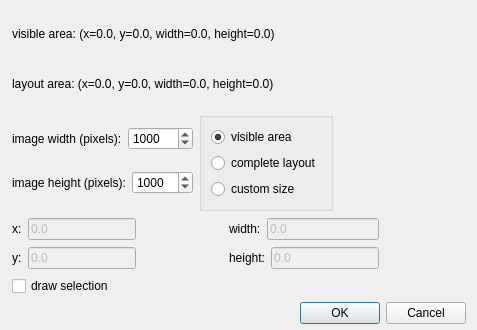
First picture: the form in copasi/layoutUI/CQScreenshotDialog.ui, repository copasi/COPASI, before the edit.
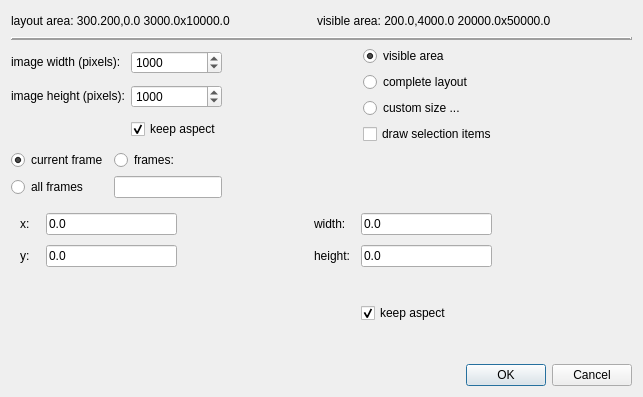
Second picture: the form after the edit.

Commit message:
Improved the screen shot options dialog. Now it has some additional functionality, e.g. to fix the aspect for the image size and the graph area. The mechanism isn't perfect yet, especially if a size becomes 0 while editing. This looses the aspect information.
Additionally theis dialog can not optionally show some input widget to specify
a set of frames to export.
That part isn't used yet and I still have to test it. This will be used when
letting the user make settings for animation screenshots.

```diff
--- a/copasi/layoutUI/CQScreenshotDialog.ui
+++ b/copasi/layoutUI/CQScreenshotDialog.ui
@@ -22,65 +22,119 @@
    <rect>
     <x>0</x>
     <y>0</y>
-    <width>477</width>
-    <height>330</height>
+    <width>643</width>
+    <height>397</height>
    </rect>
   </property>
   <property name="sizePolicy">
-   <sizepolicy hsizetype="Fixed" vsizetype="Fixed">
+   <sizepolicy hsizetype="MinimumExpanding" vsizetype="MinimumExpanding">
     <horstretch>0</horstretch>
     <verstretch>0</verstretch>
    </sizepolicy>
   </property>
+  <property name="maximumSize">
+   <size>
+    <width>643</width>
+    <height>414</height>
+   </size>
+  </property>
   <property name="windowTitle">
    <string>Screenshot Settings</string>
   </property>
-  <layout class="QVBoxLayout" name="verticalLayout_6">
-   <property name="leftMargin">
-    <number>12</number>
-   </property>
-   <property name="bottomMargin">
-    <number>6</number>
-   </property>
+  <property name="sizeGripEnabled">
+   <bool>false</bool>
+  </property>
+  <property name="modal">
+   <bool>false</bool>
+  </property>
+  <layout class="QVBoxLayout" name="verticalLayout_3">
    <item>
-    <layout class="QVBoxLayout" name="verticalLayout_8">
-     <property name="spacing">
-      <number>-1</number>
+    <layout class="QHBoxLayout" name="horizontalLayout_24">
+     <property name="sizeConstraint">
+      <enum>QLayout::SetFixedSize</enum>
      </property>
      <item>
-      <widget class="QFrame" name="frame">
-       <property name="frameShape">
-        <enum>QFrame::NoFrame</enum>
+      <widget class="QLabel" name="layout_area_label">
+       <property name="sizePolicy">
+        <sizepolicy hsizetype="Preferred" vsizetype="Fixed">
+         <horstretch>0</horstretch>
+         <verstretch>0</verstretch>
+        </sizepolicy>
        </property>
+       <property name="text">
+        <string>layout area: 300.200,0.0 3000.0x10000.0</string>
+       </property>
+      </widget>
+     </item>
+     <item>
+      <spacer name="horizontalSpacer_16">
+       <property name="orientation">
+        <enum>Qt::Horizontal</enum>
+       </property>
+       <property name="sizeHint" stdset="0">
+        <size>
+         <width>20</width>
+         <height>20</height>
+        </size>
+       </property>
+      </spacer>
+     </item>
+     <item>
+      <widget class="QLabel" name="visible_area_label">
+       <property name="sizePolicy">
+        <sizepolicy hsizetype="Preferred" vsizetype="Fixed">
+         <horstretch>0</horstretch>
+         <verstretch>0</verstretch>
+        </sizepolicy>
+       </property>
+       <property name="text">
+        <string>visible area: 200.0,4000.0 20000.0x50000.0</string>
+       </property>
+      </widget>
+     </item>
+     <item>
+      <spacer name="horizontalSpacer_17">
+       <property name="orientation">
+        <enum>Qt::Horizontal</enum>
+       </property>
+       <property name="sizeHint" stdset="0">
+        <size>
+         <width>20</width>
+         <height>20</height>
+        </size>
+       </property>
+      </spacer>
+     </item>
+    </layout>
+   </item>
+   <item>
+    <widget class="Line" name="line">
        <property name="frameShadow">
         <enum>QFrame::Raised</enum>
        </property>
-       <layout class="QVBoxLayout" name="verticalLayout_4">
-        <property name="margin">
-         <number>0</number>
-        </property>
-        <item>
-         <widget class="QLabel" name="visible_area_label">
-          <property name="text">
-           <string>visible area: (x=0.0, y=0.0, width=0.0, height=0.0)</string>
+     <property name="lineWidth">
+      <number>2</number>
+     </property>
+     <property name="orientation">
+      <enum>Qt::Horizontal</enum>
           </property>
          </widget>
         </item>
         <item>
-         <widget class="QLabel" name="layout_area_label">
-          <property name="text">
-           <string>layout area: (x=0.0, y=0.0, width=0.0, height=0.0)</string>
-          </property>
-         </widget>
-        </item>
+    <layout class="QHBoxLayout" name="horizontalLayout_2">
+     <property name="sizeConstraint">
+      <enum>QLayout::SetFixedSize</enum>
+     </property>
         <item>
-         <layout class="QHBoxLayout" name="horizontalLayout_7">
-          <item>
-           <layout class="QVBoxLayout" name="verticalLayout_5">
-            <item>
-             <layout class="QHBoxLayout" name="horizontalLayout_9">
-              <item>
+      <layout class="QGridLayout" name="gridLayout">
+       <item row="0" column="0">
                <widget class="QLabel" name="image_width_label">
+         <property name="sizePolicy">
+          <sizepolicy hsizetype="Preferred" vsizetype="Fixed">
+           <horstretch>0</horstretch>
+           <verstretch>0</verstretch>
+          </sizepolicy>
+         </property>
                 <property name="toolTip">
                  <string extracomment="the x position of the area that is drawn"/>
                 </property>
@@ -92,8 +146,8 @@
                 </property>
                </widget>
               </item>
-              <item>
-               <widget class="QSpinBox" name="image_width_spinbox">
+       <item row="0" column="1">
+        <widget class="QSpinBox" name="mpImageWidthSpinbox">
                 <property name="minimumSize">
                  <size>
                   <width>60</width>
@@ -114,12 +168,14 @@
                 </property>
                </widget>
               </item>
-             </layout>
-            </item>
-            <item>
-             <layout class="QHBoxLayout" name="horizontalLayout_10">
-              <item>
+       <item row="1" column="0">
                <widget class="QLabel" name="image_height_label">
+         <property name="sizePolicy">
+          <sizepolicy hsizetype="Preferred" vsizetype="Fixed">
+           <horstretch>0</horstretch>
+           <verstretch>0</verstretch>
+          </sizepolicy>
+         </property>
                 <property name="toolTip">
                  <string extracomment="the y position of the area that is drawn"/>
                 </property>
@@ -131,8 +187,8 @@
                 </property>
                </widget>
               </item>
-              <item>
-               <widget class="QSpinBox" name="image_height_spinbox">
+       <item row="1" column="1">
+        <widget class="QSpinBox" name="mpImageHeightSpinbox">
                 <property name="minimumSize">
                  <size>
                   <width>60</width>
@@ -153,26 +209,40 @@
                 </property>
                </widget>
               </item>
-             </layout>
-            </item>
-           </layout>
-          </item>
-          <item>
-           <widget class="QGroupBox" name="button_group">
-            <property name="title">
-             <string/>
-            </property>
-            <property name="flat">
+       <item row="2" column="1">
+        <widget class="QCheckBox" name="mpKeepImageAspectCheckbox">
+         <property name="toolTip">
+          <string extracomment="determines if width and height aspect for the image is fixed"/>
+         </property>
+         <property name="text">
+          <string>keep aspect</string>
+         </property>
+         <property name="checked">
              <bool>true</bool>
             </property>
-            <property name="checkable">
-             <bool>false</bool>
-            </property>
-            <layout class="QHBoxLayout" name="horizontalLayout_6">
+        </widget>
+       </item>
+      </layout>
+     </item>
+     <item>
+      <spacer name="horizontalSpacer_5">
+       <property name="orientation">
+        <enum>Qt::Horizontal</enum>
+       </property>
+       <property name="sizeHint" stdset="0">
+        <size>
+         <width>40</width>
+         <height>20</height>
+        </size>
+       </property>
+      </spacer>
+     </item>
              <item>
-              <layout class="QVBoxLayout" name="verticalLayout_3">
+      <layout class="QVBoxLayout" name="verticalLayout_2">
                <item>
-                <widget class="QRadioButton" name="visible_button">
+        <layout class="QVBoxLayout" name="verticalLayout">
+         <item>
+          <widget class="QRadioButton" name="mpVisibleButton">
                  <property name="toolTip">
                   <string extracomment="if selected, the area that is currently visible will be in the screenshot"/>
                  </property>
@@ -185,7 +255,7 @@
                 </widget>
                </item>
                <item>
-                <widget class="QRadioButton" name="complete_button">
+          <widget class="QRadioButton" name="mpCompleteButton">
                  <property name="toolTip">
                   <string extracomment="if selected, the complete layout is drawn"/>
                  </property>
@@ -195,22 +265,34 @@
                 </widget>
                </item>
                <item>
-                <widget class="QRadioButton" name="custom_button">
+          <widget class="QRadioButton" name="mpCustomButton">
                  <property name="toolTip">
                   <string extracomment="the area given by the coordinates below is drawn"/>
                  </property>
                  <property name="text">
-                  <string>custom size</string>
+            <string>custom size ...</string>
                  </property>
                 </widget>
                </item>
               </layout>
              </item>
-            </layout>
-           </widget>
-          </item>
+       <item>
+        <widget class="QCheckBox" name="mpDrawSelectionCheckbox">
+         <property name="toolTip">
+          <string extracomment="determines if the selection is visible in the screenshot"/>
+         </property>
+         <property name="text">
+          <string>draw selection items</string>
+         </property>
+         <property name="checked">
+          <bool>false</bool>
+         </property>
+        </widget>
+       </item>
+      </layout>
+     </item>
           <item>
-           <spacer name="horizontalSpacer">
+      <spacer name="horizontalSpacer_15">
             <property name="orientation">
              <enum>Qt::Horizontal</enum>
             </property>
@@ -225,13 +307,71 @@
          </layout>
         </item>
         <item>
-         <layout class="QHBoxLayout" name="horizontalLayout_5">
+    <widget class="QWidget" name="mpFramesWidget" native="true">
+     <property name="enabled">
+      <bool>true</bool>
+     </property>
+     <property name="sizePolicy">
+      <sizepolicy hsizetype="Preferred" vsizetype="Fixed">
+       <horstretch>0</horstretch>
+       <verstretch>0</verstretch>
+      </sizepolicy>
+     </property>
+     <layout class="QGridLayout" name="gridLayout_4">
+      <property name="sizeConstraint">
+       <enum>QLayout::SetFixedSize</enum>
+      </property>
+      <property name="margin">
+       <number>0</number>
+      </property>
+      <item row="0" column="0">
+       <widget class="QRadioButton" name="mpCurrentFrameButton">
+        <property name="text">
+         <string>current frame</string>
+        </property>
+        <property name="checked">
+         <bool>true</bool>
+        </property>
+       </widget>
+      </item>
+      <item row="0" column="1">
+       <widget class="QRadioButton" name="mpFramesButton">
+        <property name="text">
+         <string>frames:</string>
+        </property>
+       </widget>
+      </item>
+      <item row="1" column="0">
+       <widget class="QRadioButton" name="mpAllFramesButton">
+        <property name="text">
+         <string>all frames</string>
+        </property>
+       </widget>
+      </item>
+      <item row="1" column="1">
+       <widget class="QLineEdit" name="mpFramesEdit">
+        <property name="enabled">
+         <bool>true</bool>
+        </property>
+       </widget>
+      </item>
+     </layout>
+    </widget>
+   </item>
           <item>
-           <layout class="QVBoxLayout" name="verticalLayout_2">
-            <item>
-             <layout class="QHBoxLayout" name="horizontalLayout">
-              <item>
+    <widget class="QWidget" name="mpAdvancedWidget" native="true">
+     <property name="enabled">
+      <bool>true</bool>
+     </property>
+     <layout class="QGridLayout" name="gridLayout_2">
+      <item row="0" column="0">
                <widget class="QLabel" name="x_label">
+        <property name="sizePolicy">
+         <sizepolicy hsizetype="Preferred" vsizetype="Fixed">
+          <horstretch>0</horstretch>
+          <verstretch>0</verstretch>
+         </sizepolicy>
+        </property>
                 <property name="toolTip">
                  <string extracomment="the x position of the area that is drawn"/>
                 </property>
@@ -243,66 +383,37 @@
                 </property>
                </widget>
               </item>
-              <item>
-               <widget class="QLineEdit" name="x_line_edit">
+      <item row="0" column="1">
+       <widget class="QLineEdit" name="mpXLineEdit">
                 <property name="enabled">
-                 <bool>false</bool>
+         <bool>true</bool>
                 </property>
                 <property name="text">
                  <string>0.0</string>
                 </property>
                </widget>
               </item>
-             </layout>
-            </item>
-            <item>
-             <layout class="QHBoxLayout" name="horizontalLayout_2">
-              <item>
-               <widget class="QLabel" name="y_label">
-                <property name="toolTip">
-                 <string extracomment="the y position of the area that is drawn"/>
-                </property>
-                <property name="text">
-                 <string>y:</string>
-                </property>
-                <property name="buddy">
-                 <cstring>y_line_edit</cstring>
-                </property>
-               </widget>
-              </item>
-              <item>
-               <widget class="QLineEdit" name="y_line_edit">
-                <property name="enabled">
-                 <bool>false</bool>
-                </property>
-                <property name="text">
-                 <string>0.0</string>
-                </property>
-               </widget>
-              </item>
-             </layout>
-            </item>
-           </layout>
-          </item>
-          <item>
-           <spacer name="horizontalSpacer_4">
+      <item row="0" column="2">
+       <spacer name="horizontalSpacer_2">
             <property name="orientation">
              <enum>Qt::Horizontal</enum>
             </property>
             <property name="sizeHint" stdset="0">
              <size>
-              <width>13</width>
-              <height>53</height>
+          <width>92</width>
+          <height>13</height>
              </size>
             </property>
            </spacer>
           </item>
-          <item>
-           <layout class="QVBoxLayout" name="verticalLayout">
-            <item>
-             <layout class="QHBoxLayout" name="horizontalLayout_3">
-              <item>
+      <item row="0" column="3">
                <widget class="QLabel" name="width_label">
+        <property name="sizePolicy">
+         <sizepolicy hsizetype="Preferred" vsizetype="Fixed">
+          <horstretch>0</horstretch>
+          <verstretch>0</verstretch>
+         </sizepolicy>
+        </property>
                 <property name="toolTip">
                  <string extracomment="the width in model coordinates of the area that is drawn"/>
                 </property>
@@ -314,22 +425,79 @@
                 </property>
                </widget>
               </item>
-              <item>
-               <widget class="QLineEdit" name="width_line_edit">
+      <item row="0" column="4">
+       <widget class="QLineEdit" name="mpWidthLineEdit">
                 <property name="enabled">
-                 <bool>false</bool>
+         <bool>true</bool>
                 </property>
                 <property name="text">
                  <string>0.0</string>
                 </property>
                </widget>
               </item>
-             </layout>
-            </item>
-            <item>
-             <layout class="QHBoxLayout" name="horizontalLayout_4">
-              <item>
+      <item row="0" column="5">
+       <spacer name="horizontalSpacer_18">
+        <property name="orientation">
+         <enum>Qt::Horizontal</enum>
+        </property>
+        <property name="sizeHint" stdset="0">
+         <size>
+          <width>92</width>
+          <height>13</height>
+         </size>
+        </property>
+       </spacer>
+      </item>
+      <item row="1" column="0">
+       <widget class="QLabel" name="y_label">
+        <property name="sizePolicy">
+         <sizepolicy hsizetype="Preferred" vsizetype="Fixed">
+          <horstretch>0</horstretch>
+          <verstretch>0</verstretch>
+         </sizepolicy>
+        </property>
+        <property name="toolTip">
+         <string extracomment="the y position of the area that is drawn"/>
+        </property>
+        <property name="text">
+         <string>y:</string>
+        </property>
+        <property name="buddy">
+         <cstring>mpYLineEdit</cstring>
+        </property>
+       </widget>
+      </item>
+      <item row="1" column="1">
+       <widget class="QLineEdit" name="mpYLineEdit">
+        <property name="enabled">
+         <bool>true</bool>
+        </property>
+        <property name="text">
+         <string>0.0</string>
+        </property>
+       </widget>
+      </item>
+      <item row="1" column="2">
+       <spacer name="horizontalSpacer">
+        <property name="orientation">
+         <enum>Qt::Horizontal</enum>
+        </property>
+        <property name="sizeHint" stdset="0">
+         <size>
+          <width>92</width>
+          <height>30</height>
+         </size>
+        </property>
+       </spacer>
+      </item>
+      <item row="1" column="3">
                <widget class="QLabel" name="height_label">
+        <property name="sizePolicy">
+         <sizepolicy hsizetype="Preferred" vsizetype="Fixed">
+          <horstretch>0</horstretch>
+          <verstretch>0</verstretch>
+         </sizepolicy>
+        </property>
                 <property name="toolTip">
                  <string extracomment="the height in model coordinates of the area that is drawn"/>
                 </property>
@@ -341,64 +509,110 @@
                 </property>
                </widget>
               </item>
-              <item>
-               <widget class="QLineEdit" name="height_line_edit">
+      <item row="1" column="4">
+       <widget class="QLineEdit" name="mpHeightLineEdit">
                 <property name="enabled">
-                 <bool>false</bool>
+         <bool>true</bool>
                 </property>
                 <property name="text">
                  <string>0.0</string>
                 </property>
                </widget>
               </item>
-             </layout>
-            </item>
-           </layout>
-          </item>
-          <item>
-           <spacer name="horizontalSpacer_2">
-            <property name="orientation">
-             <enum>Qt::Horizontal</enum>
-            </property>
-            <property name="sizeHint" stdset="0">
-             <size>
-              <width>13</width>
-              <height>17</height>
-             </size>
-            </property>
-           </spacer>
-          </item>
-         </layout>
-        </item>
-        <item>
-         <layout class="QHBoxLayout" name="horizontalLayout_13">
-          <item>
-           <widget class="QCheckBox" name="draw_selection_checkbox">
-            <property name="toolTip">
-             <string extracomment="determines if the selection is visible in the screenshot"/>
-            </property>
-            <property name="text">
-             <string>draw selection</string>
-            </property>
-           </widget>
-          </item>
-          <item>
+      <item row="1" column="5">
            <spacer name="horizontalSpacer_3">
             <property name="orientation">
              <enum>Qt::Horizontal</enum>
             </property>
             <property name="sizeHint" stdset="0">
              <size>
+          <width>92</width>
+          <height>30</height>
+         </size>
+        </property>
+       </spacer>
+      </item>
+      <item row="2" column="0">
+       <spacer name="verticalSpacer_4">
+        <property name="orientation">
+         <enum>Qt::Vertical</enum>
+        </property>
+        <property name="sizeHint" stdset="0">
+         <size>
+          <width>20</width>
+          <height>22</height>
+         </size>
+        </property>
+       </spacer>
+      </item>
+      <item row="2" column="1">
+       <spacer name="verticalSpacer">
+        <property name="orientation">
+         <enum>Qt::Vertical</enum>
+        </property>
+        <property name="sizeHint" stdset="0">
+         <size>
+          <width>48</width>
+          <height>22</height>
+         </size>
+        </property>
+       </spacer>
+      </item>
+      <item row="2" column="2">
+       <spacer name="verticalSpacer_2">
+        <property name="orientation">
+         <enum>Qt::Vertical</enum>
+        </property>
+        <property name="sizeHint" stdset="0">
+         <size>
               <width>40</width>
-              <height>20</height>
+          <height>22</height>
+         </size>
+        </property>
+       </spacer>
+      </item>
+      <item row="2" column="3">
+       <spacer name="verticalSpacer_5">
+        <property name="orientation">
+         <enum>Qt::Vertical</enum>
+        </property>
+        <property name="sizeHint" stdset="0">
+         <size>
+          <width>41</width>
+          <height>22</height>
+         </size>
+        </property>
+       </spacer>
+      </item>
+      <item row="2" column="4">
+       <widget class="QCheckBox" name="mpKeepAreaAspectCheckbox">
+        <property name="toolTip">
+         <string extracomment="determines if the width and height apect ratio is fixed"/>
+        </property>
+        <property name="text">
+         <string>keep aspect</string>
+        </property>
+        <property name="checked">
+         <bool>true</bool>
+        </property>
+       </widget>
+      </item>
+      <item row="2" column="5">
+       <spacer name="verticalSpacer_3">
+        <property name="orientation">
+         <enum>Qt::Vertical</enum>
+        </property>
+        <property name="sizeHint" stdset="0">
+         <size>
+          <width>40</width>
+          <height>22</height>
              </size>
             </property>
            </spacer>
           </item>
          </layout>
-        </item>
-        <item>
-         <layout class="QHBoxLayout" name="horizontalLayout_8">
+    </widget>
+   </item>
           <item>
            <widget class="QDialogButtonBox" name="buttonBox">
             <property name="orientation">
@@ -410,14 +624,26 @@
            </widget>
           </item>
          </layout>
-        </item>
-       </layout>
-      </widget>
-     </item>
-    </layout>
-   </item>
-  </layout>
- </widget>
+ </widget>
+ <tabstops>
+  <tabstop>buttonBox</tabstop>
+  <tabstop>mpImageWidthSpinbox</tabstop>
+  <tabstop>mpImageHeightSpinbox</tabstop>
+  <tabstop>mpKeepImageAspectCheckbox</tabstop>
+  <tabstop>mpVisibleButton</tabstop>
+  <tabstop>mpCompleteButton</tabstop>
+  <tabstop>mpCustomButton</tabstop>
+  <tabstop>mpDrawSelectionCheckbox</tabstop>
+  <tabstop>mpCurrentFrameButton</tabstop>
+  <tabstop>mpAllFramesButton</tabstop>
+  <tabstop>mpFramesButton</tabstop>
+  <tabstop>mpFramesEdit</tabstop>
+  <tabstop>mpXLineEdit</tabstop>
+  <tabstop>mpYLineEdit</tabstop>
+  <tabstop>mpWidthLineEdit</tabstop>
+  <tabstop>mpHeightLineEdit</tabstop>
+  <tabstop>mpKeepAreaAspectCheckbox</tabstop>
+ </tabstops>
  <resources/>
  <connections>
   <connection>
```
Left out of the diff: 33 changed lines with no effect on the pictures. Lines whose indentation alone changed are shown as unchanged. The commit also changes 3 other files.
